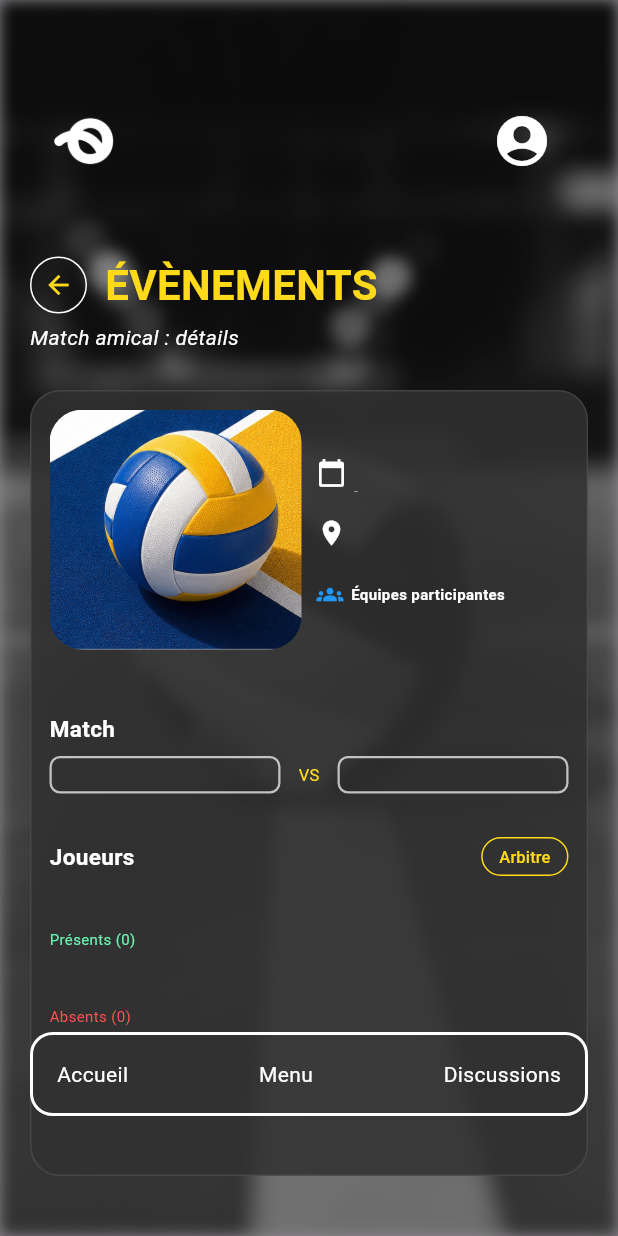
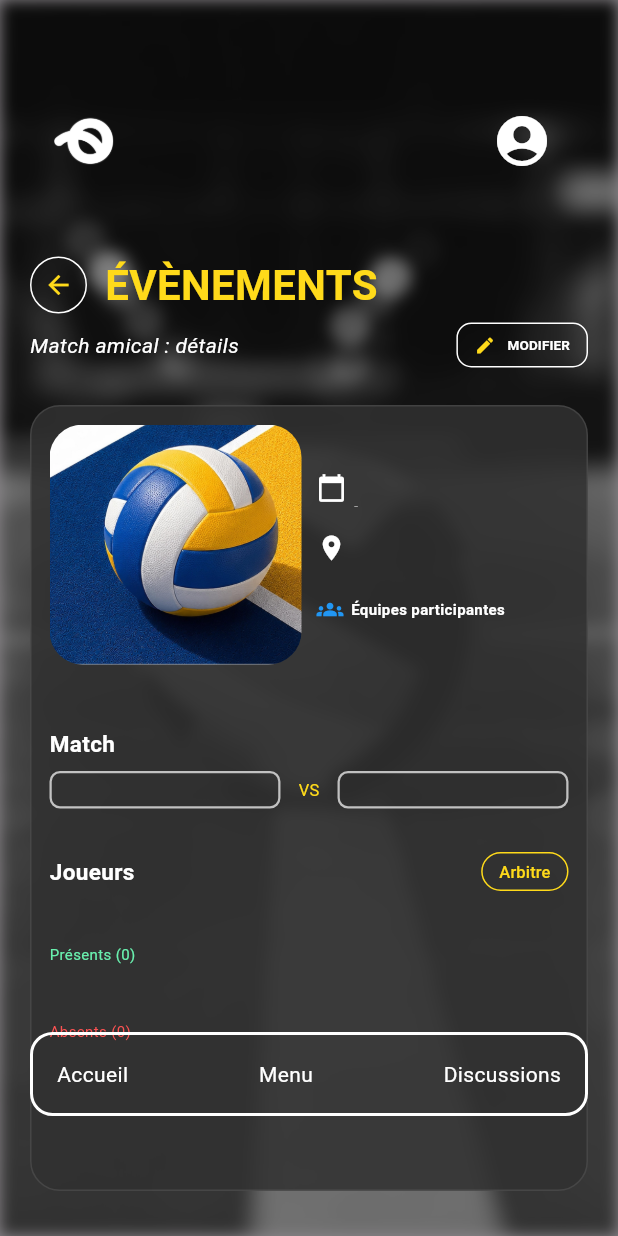
Before and after one commit to TheGamerFarmer/rekor, a Flutter app: the EvenementDetailPage widget shown alone on an empty page, opened directly with empty values, on a phone screen of 412 x 824 dp. Run offline on Flutter 3.47's test engine with Material 3 defaults, Android fonts, the light colour scheme and no system bars; network calls fail; Roboto replaces fonts that are missing (Poppins).

Commit message:
Ajouter le bouton modifier pour évènement

```diff
--- a/frontend-app/lib/mobile_pages/evenement_detail_page.dart
+++ b/frontend-app/lib/mobile_pages/evenement_detail_page.dart
@@ -4,10 +4,36 @@ import '../../listevenement.dart';
 import '../../evenement_card.dart';
 import '../layouts/main_layout.dart';
 
-class EvenementDetailPage extends StatelessWidget {
+class EvenementDetailPage extends StatefulWidget {
   final Evenement evenement;
 
-  const EvenementDetailPage({super.key, required this.evenement});
+  final Future<Evenement?> Function(Evenement) onModifier;
+
+  const EvenementDetailPage({
+    super.key,
+    required this.evenement,
+    required this.onModifier,
+  });
+
+  @override
+  State<EvenementDetailPage> createState() => _EvenementDetailPageState();
+}
+
+class _EvenementDetailPageState extends State<EvenementDetailPage> {
+  late Evenement _evenement;
+
+  @override
+  void initState() {
+    super.initState();
+    _evenement = widget.evenement;
+  }
+
+  Future<void> _modifier() async {
+    final modifie = await widget.onModifier(_evenement);
+    if (modifie != null) {
+      setState(() => _evenement = modifie);
+    }
+  }
 
   @override
   Widget build(BuildContext context) {
@@ -53,17 +79,50 @@ class EvenementDetailPage extends StatelessWidget {
 
               const SizedBox(height: 5),
 
-              Text(
-                '${evenement.type} : détails',
-                style: const TextStyle(
-                  color: Colors.white,
-                  fontStyle: FontStyle.italic,
-                ),
+              // SOUS-TITRE + BOUTON MODIFIER
+              Row(
+                mainAxisAlignment: MainAxisAlignment.spaceBetween,
+                children: [
+                  Text(
+                    '${_evenement.type} : détails',
+                    style: const TextStyle(
+                      color: Colors.white,
+                      fontStyle: FontStyle.italic,
+                    ),
+                  ),
+                  SizedBox(
+                    height: 30,
+                    child: OutlinedButton.icon(
+                      onPressed: _modifier,
+                      icon: const Icon(
+                        Icons.edit,
+                        size: 14,
+                        color: Color(0xFFFFDA1A),
+                      ),
+                      label: const Text(
+                        'MODIFIER',
+                        style: TextStyle(
+                          fontFamily: 'Poppins',
+                          fontSize: 9,
+                          fontWeight: FontWeight.bold,
+                        ),
+                      ),
+                      style: OutlinedButton.styleFrom(
+                        foregroundColor: Colors.white,
+                        side: const BorderSide(color: Colors.white, width: 1),
+                        shape: RoundedRectangleBorder(
+                          borderRadius: BorderRadius.circular(10),
+                        ),
+                        padding: const EdgeInsets.symmetric(horizontal: 12),
+                      ),
+                    ),
+                  ),
+                ],
               ),
 
               const SizedBox(height: 25),
 
-              EvenementCard(evenement: evenement),
+              EvenementCard(evenement: _evenement),
             ],
           ),
         ),
```
Also changed, not shown: frontend-app/lib/mobile_pages/evenementPage.dart (+129 -75 lines).
